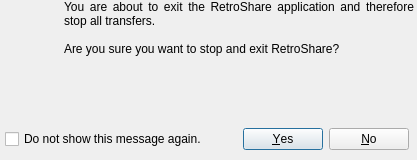
The window that rs-Qt-gui/src/gui/Preferences/ConfirmQuitDialog.ui (autoscatto/retroshare) describes before a commit, drawn with Qt 5.
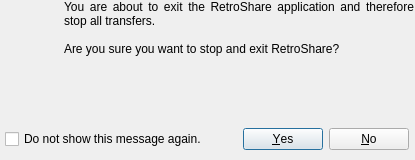
The same window after the commit. Icons and pictures are not drawn.

Diff of the .ui file:
```diff
--- a/rs-Qt-gui/src/gui/Preferences/ConfirmQuitDialog.ui
+++ b/rs-Qt-gui/src/gui/Preferences/ConfirmQuitDialog.ui
@@ -5,10 +5,24 @@
    <rect>
     <x>0</x>
     <y>0</y>
-    <width>417</width>
+    <width>415</width>
     <height>160</height>
    </rect>
   </property>
+  <property name="sizePolicy" >
+   <sizepolicy>
+    <hsizetype>1</hsizetype>
+    <vsizetype>1</vsizetype>
+    <horstretch>0</horstretch>
+    <verstretch>0</verstretch>
+   </sizepolicy>
+  </property>
+  <property name="minimumSize" >
+   <size>
+    <width>415</width>
+    <height>160</height>
+   </size>
+  </property>
   <property name="windowTitle" >
    <string>Exit RetroShare</string>
   </property>
@@ -18,7 +32,7 @@
   <property name="autoFillBackground" >
    <bool>true</bool>
   </property>
-  <widget class="QWidget" name="" >
+  <widget class="QWidget" name="layoutWidget" >
    <property name="geometry" >
     <rect>
      <x>0</x>
```
Left out of the diff: 6 changed lines with no effect on the pictures.
